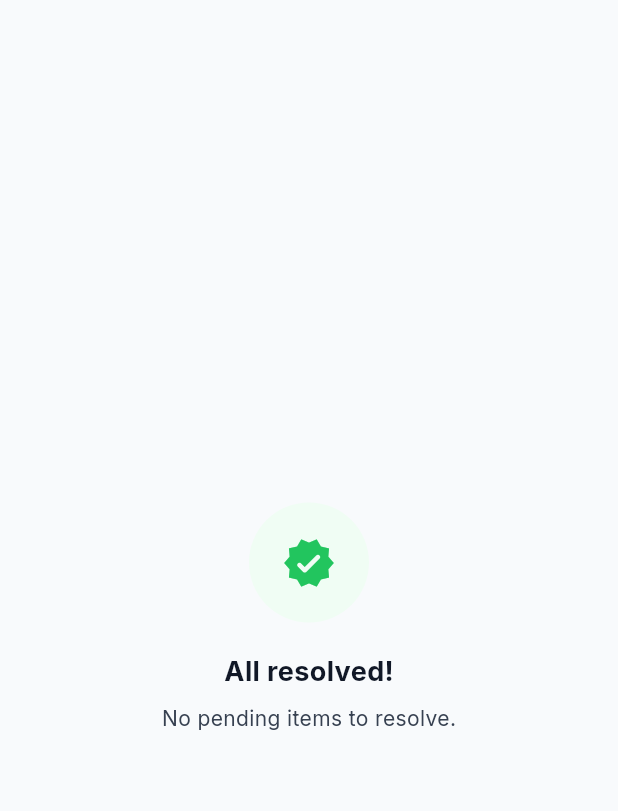
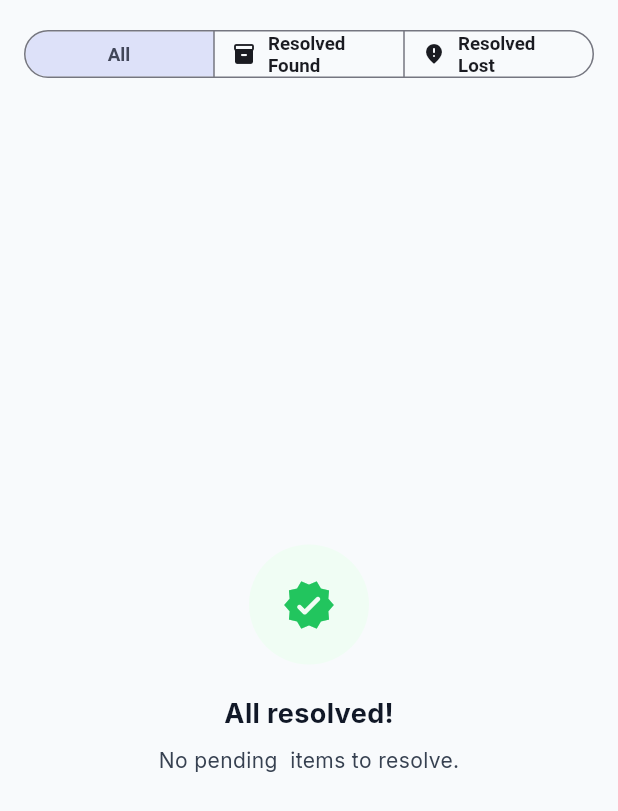
Before and after one commit to V3ntong/kahkenshaney, a Flutter app: the AdminResolvedScreen screen opened directly with empty values, on a phone screen of 412 x 824 dp. Shown: the top 811 px of the screen. Run offline on Flutter 3.47's test engine with Material 3 defaults, Android fonts, the light colour scheme and no system bars; our stand-ins replace cached_network_image, cloud_firestore, cloud_functions, firebase_auth, firebase_core, firebase_messaging and 5 more; missing offline and left inert: firebase_app_check; accounts and stored records are empty.

Commit message:
feat(admin): B7 - Resolved section split with All / Resolved Found / Resolved Lost tabs

```diff
--- a/lib/screens/admin_resolved_screen.dart
+++ b/lib/screens/admin_resolved_screen.dart
@@ -16,6 +16,10 @@ const _monthAbbr = [
 
 /// Admin screen — shows all non-terminal approved items.
 /// Admins can mark items as Resolved directly from here.
+///
+/// B7: the header segmented control distinguishes **Resolved Found** vs
+/// **Resolved Lost** so admins can tell at a glance which lifecycle a
+/// resolution belongs to (plus an "All" default).
 class AdminResolvedScreen extends StatefulWidget {
   const AdminResolvedScreen({
     super.key,
@@ -30,10 +34,14 @@ class AdminResolvedScreen extends StatefulWidget {
   State<AdminResolvedScreen> createState() => _AdminResolvedScreenState();
 }
 
+/// B7: which kind of lifecycle the Resolved section is showing.
+enum _ResolvedFilter { all, found, lost }
+
 class _AdminResolvedScreenState extends State<AdminResolvedScreen> {
   late final ItemRepository _repo;
   late final NotificationService _notifService;
   List<LostFoundItem>? _localItems;
+  _ResolvedFilter _filter = _ResolvedFilter.all;
 
   @override
   void initState() {
@@ -205,7 +213,11 @@ class _AdminResolvedScreenState extends State<AdminResolvedScreen> {
   Widget build(BuildContext context) {
     return Scaffold(
       backgroundColor: AppColors.background,
-      body: StreamBuilder<List<LostFoundItem>>(
+      body: Column(
+        children: [
+          _buildFilterHeader(),
+          Expanded(
+            child: StreamBuilder<List<LostFoundItem>>(
               stream: _repo.streamNonTerminalItems(),
               builder: (context, snapshot) {
                 // Sync local list from stream
@@ -245,9 +257,25 @@ class _AdminResolvedScreenState extends State<AdminResolvedScreen> {
                   );
                 }
 
-          final items = _localItems ?? snapshot.data ?? const <LostFoundItem>[];
+                final all = _localItems ?? snapshot.data ?? const <LostFoundItem>[];
+
+                // B7: filter the lifecycle by kind for the Found/Lost tabs.
+                final items = switch (_filter) {
+                  _ResolvedFilter.all => all,
+                  _ResolvedFilter.found => all
+                      .where((i) => i.kind == ItemKind.found)
+                      .toList(),
+                  _ResolvedFilter.lost => all
+                      .where((i) => i.kind == ItemKind.lost)
+                      .toList(),
+                };
 
                 if (items.isEmpty) {
+                  final scope = switch (_filter) {
+                    _ResolvedFilter.all => '',
+                    _ResolvedFilter.found => 'found ',
+                    _ResolvedFilter.lost => 'lost ',
+                  };
                   return Center(
                     child: Column(
                       mainAxisSize: MainAxisSize.min,
@@ -263,17 +291,17 @@ class _AdminResolvedScreenState extends State<AdminResolvedScreen> {
                               size: 36, color: AppColors.success),
                         ),
                         const SizedBox(height: 20),
-                  const Text(
+                        Text(
                           'All resolved!',
-                    style: TextStyle(
+                          style: const TextStyle(
                               fontSize: 18,
                               fontWeight: FontWeight.w700,
                               color: AppColors.textPrimary),
                         ),
                         const SizedBox(height: 8),
-                  const Text(
-                    'No pending items to resolve.',
-                    style: TextStyle(
+                        Text(
+                          'No pending $scope items to resolve.',
+                          style: const TextStyle(
                               fontSize: 14, color: AppColors.textSecondary),
                         ),
                       ],
@@ -294,6 +322,44 @@ class _AdminResolvedScreenState extends State<AdminResolvedScreen> {
                   },
                 );
               },
+            ),
+          ),
+        ],
+      ),
+    );
+  }
+
+  /// B7: header control distinguishing Resolved Found vs Resolved Lost.
+  Widget _buildFilterHeader() {
+    return Padding(
+      padding: const EdgeInsets.fromLTRB(16, 16, 16, 0),
+      child: SegmentedButton<_ResolvedFilter>(
+        segments: const [
+          ButtonSegment(
+            value: _ResolvedFilter.all,
+            label: Text('All'),
+          ),
+          ButtonSegment(
+            value: _ResolvedFilter.found,
+            label: Text('Resolved Found'),
+            icon: Icon(Icons.inventory_2_rounded, size: 16),
+          ),
+          ButtonSegment(
+            value: _ResolvedFilter.lost,
+            label: Text('Resolved Lost'),
+            icon: Icon(Icons.fmd_bad_rounded, size: 16),
+          ),
+        ],
+        selected: {_filter},
+        onSelectionChanged: (selection) =>
+            setState(() => _filter = selection.first),
+        showSelectedIcon: false,
+        style: const ButtonStyle(
+          visualDensity: VisualDensity.compact,
+          textStyle: WidgetStatePropertyAll(
+            TextStyle(fontSize: 12.5, fontWeight: FontWeight.w600),
+          ),
+        ),
       ),
     );
   }
```
Lines whose indentation alone changed are shown as unchanged.
